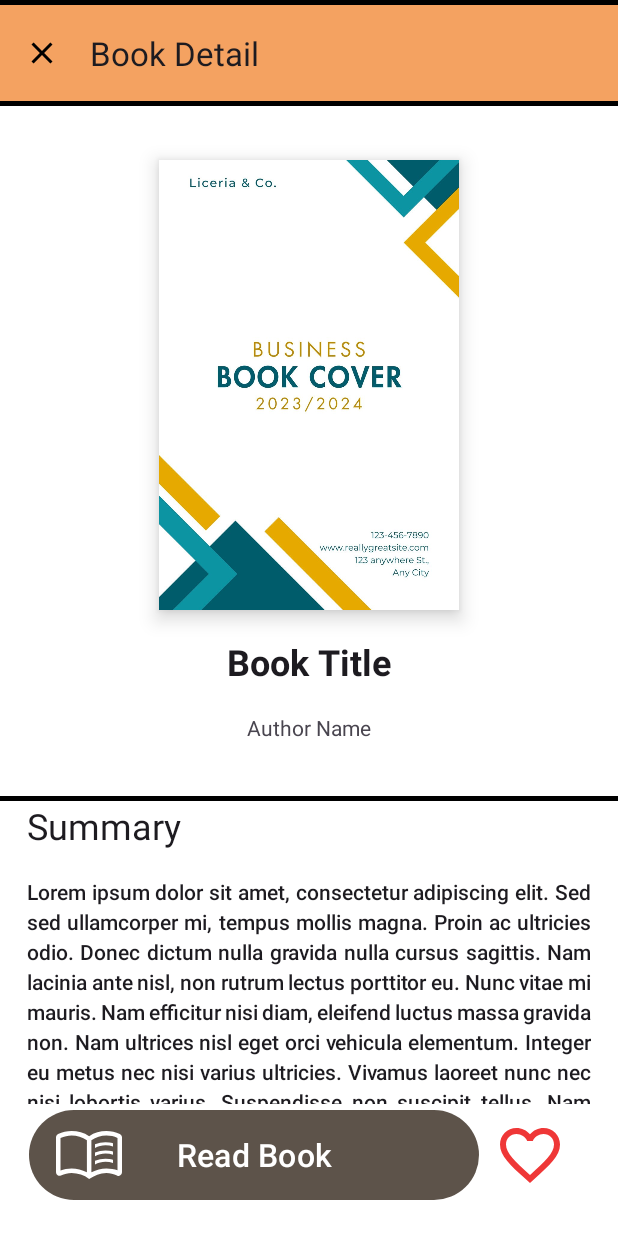
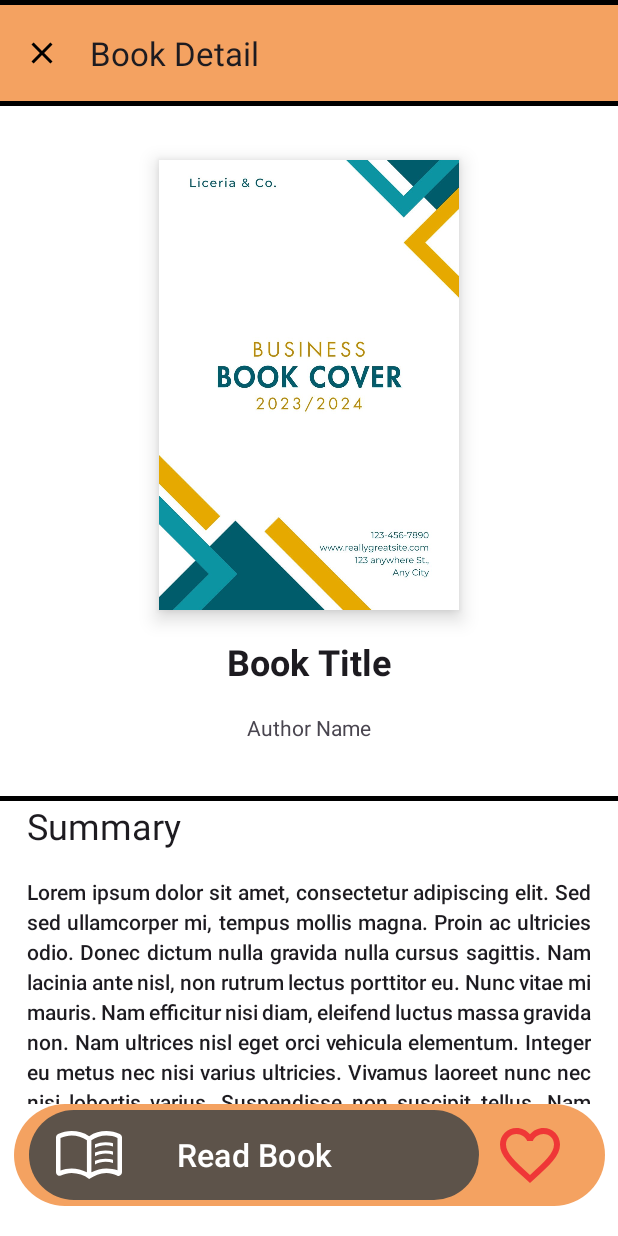
Before and after one commit to Zetelep/ReadWish, an Android app: the DetailFragment screen opened through its navigation route, on a phone screen of 412 x 824 dp. Run offline under Robolectric (Android 15) with nearby library versions, the phone set to English and light mode, and no system bars; our stand-ins replace navigation-ui; pictures from the network do not load.

Commit message:
Done connected ListMoreFragment, ReadFragment, FavoriteFragment, DetailFragment. fix the item replace issues. Added network_security_config.xml for webview

```diff
--- a/app/src/main/AndroidManifest.xml
+++ b/app/src/main/AndroidManifest.xml
@@ -10,6 +10,7 @@
         android:fullBackupContent="@xml/backup_rules"
         android:icon="@mipmap/ic_launcher"
         android:label="@string/app_name"
+        android:networkSecurityConfig="@xml/network_security_config"
         android:roundIcon="@mipmap/ic_launcher_round"
         android:supportsRtl="true"
         android:theme="@style/Theme.ReadWish"
--- a/app/src/main/java/com/zulfa/readwish/core/data/BookRepository.kt
+++ b/app/src/main/java/com/zulfa/readwish/core/data/BookRepository.kt
@@ -10,8 +10,6 @@ import com.zulfa.readwish.core.utils.AppExecutors
 import com.zulfa.readwish.core.utils.DataMapper
 import kotlinx.coroutines.Dispatchers
 import kotlinx.coroutines.flow.Flow
-import kotlinx.coroutines.flow.first
-import kotlinx.coroutines.flow.flow
 import kotlinx.coroutines.flow.flowOn
 import kotlinx.coroutines.flow.map
 import kotlinx.coroutines.flow.onStart
@@ -59,7 +57,7 @@ class BookRepository(
                 localDataSource.insertBook(bookList)
             }
             override fun shouldFetch(data: List<Book>?): Boolean = true
-                //data.isNullOrEmpty()
+//                data.isNullOrEmpty()
         }.asFlow()
 
 
--- a/app/src/main/java/com/zulfa/readwish/core/data/source/local/room/BookDao.kt
+++ b/app/src/main/java/com/zulfa/readwish/core/data/source/local/room/BookDao.kt
@@ -29,7 +29,7 @@ interface BookDao {
     @Query("SELECT * FROM book WHERE isFavorite = 1")
     fun getFavoriteBook(): Flow<List<BookEntity>>
 
-    @Insert(onConflict = OnConflictStrategy.REPLACE)
+    @Insert(onConflict = OnConflictStrategy.IGNORE)
     suspend fun insertBook(book:List<BookEntity>)
 
     @Update
--- a/app/src/main/java/com/zulfa/readwish/presentation/home/HomeViewModel.kt
+++ b/app/src/main/java/com/zulfa/readwish/presentation/home/HomeViewModel.kt
@@ -6,11 +6,14 @@ import androidx.lifecycle.asLiveData
 import com.zulfa.readwish.core.domain.usecase.BookUseCase
 import kotlinx.coroutines.ExperimentalCoroutinesApi
 import kotlinx.coroutines.flow.MutableStateFlow
+import kotlinx.coroutines.flow.StateFlow
 import kotlinx.coroutines.flow.flatMapLatest
 
 @OptIn(ExperimentalCoroutinesApi::class)
 class HomeViewModel(bookUseCase: BookUseCase) : ViewModel() {
         private val _selectedTopic = MutableStateFlow("all")
+
+        val selectedTopic: StateFlow<String> get() = _selectedTopic
 
         val defaultBooks = _selectedTopic.flatMapLatest { topic ->
             bookUseCase.getAllBookByTypes(topic, "")
--- /dev/null
+++ b/app/src/main/res/drawable/rounded_bg.xml
@@ -0,0 +1,10 @@
+<shape xmlns:android="http://schemas.android.com/apk/res/android"
+    android:shape="rectangle">
+
+    <!-- Background color -->
+    <solid android:color="@color/colorSecondary" /> <!-- You can change this color -->
+
+    <!-- Corner radius -->
+    <corners android:radius="160dp" /> <!-- Adjust the radius as needed -->
+
+</shape>
--- a/app/src/main/res/layout/fragment_detail.xml
+++ b/app/src/main/res/layout/fragment_detail.xml
@@ -144,7 +144,8 @@
         android:id="@+id/bottomBar"
         android:layout_width="wrap_content"
         android:layout_height="wrap_content"
-        android:background="@drawable/rounded_button"
+        android:background="@drawable/rounded_bg"
+        android:paddingHorizontal="10dp"
         app:layout_constraintBottom_toBottomOf="parent"
         app:layout_constraintEnd_toEndOf="parent"
         app:layout_constraintStart_toStartOf="parent">
--- a/app/src/main/res/layout/fragment_list_more.xml
+++ b/app/src/main/res/layout/fragment_list_more.xml
@@ -37,7 +37,7 @@
 
 
     <com.google.android.material.progressindicator.CircularProgressIndicator
-        android:id="@+id/oldestLoadingBar"
+        android:id="@+id/loadingBar"
         android:layout_width="wrap_content"
         android:layout_height="wrap_content"
         app:layout_constraintBottom_toBottomOf="parent"
@@ -47,6 +47,7 @@
         app:layout_constraintVertical_bias="0.004"
         app:indicatorColor="@color/colorSecondary"
         app:trackColor="@color/colorPrimary"
+        android:indeterminate="true"
         android:visibility="gone"/>
 
     <androidx.recyclerview.widget.RecyclerView
--- a/app/src/main/res/layout/fragment_read.xml
+++ b/app/src/main/res/layout/fragment_read.xml
@@ -27,7 +27,7 @@
         android:id="@+id/bookWebView"
         android:layout_width="0dp"
         android:layout_height="0dp"
-        android:layout_margin="18dp"
+        android:layout_margin="8dp"
         app:layout_constraintTop_toBottomOf="@id/appBarLayout"
         app:layout_constraintBottom_toBottomOf="parent"
         app:layout_constraintStart_toStartOf="parent"
--- a/app/src/main/res/navigation/mobile_navigation.xml
+++ b/app/src/main/res/navigation/mobile_navigation.xml
@@ -13,6 +13,9 @@
         <action
             android:id="@+id/action_homeFragment_to_detailFragment"
             app:destination="@id/detailFragment" />
+        <action
+            android:id="@+id/action_homeFragment_to_listMoreFragment"
+            app:destination="@id/listMoreFragment" />
     </fragment>
 
     <fragment
@@ -25,7 +28,11 @@
         android:id="@+id/navigation_favorite"
         android:name="com.zulfa.readwish.presentation.favorite.FavoriteFragment"
         android:label="@string/title_favorite"
-        tools:layout="@layout/fragment_favorite" />
+        tools:layout="@layout/fragment_favorite" >
+        <action
+            android:id="@+id/action_favoriteFragment_to_detailFragment"
+            app:destination="@id/detailFragment" />
+    </fragment>
 
     <fragment
         android:id="@+id/navigation_notifications"
@@ -38,6 +45,36 @@
         android:name="com.zulfa.readwish.presentation.detail.DetailFragment"
         android:label="Book Detail"
         tools:layout="@layout/fragment_detail" >
+        <action
+            android:id="@+id/action_detailFragment_to_readFragment"
+            app:destination="@id/readFragment" />
+    </fragment>
+
+    <fragment
+        android:id="@+id/listMoreFragment"
+        android:name="com.zulfa.readwish.presentation.list.ListMoreFragment"
+        android:label="List Book"
+        tools:layout="@layout/fragment_list_more">
+        <argument
+            android:name="topic"
+            app:argType="string" />
+        <argument
+            android:name="sort"
+            app:argType="string" />
+        <action
+            android:id="@+id/action_listMoreFragment_to_detailFragment"
+            app:destination="@id/detailFragment" />
+    </fragment>
+
+    <fragment
+        android:id="@+id/readFragment"
+        android:name="com.zulfa.readwish.presentation.read.ReadFragment"
+        android:label="Read Page"
+        tools:layout="@layout/fragment_read">
+        <argument
+            android:name="sort"
+            app:argType="string" />
+
     </fragment>
 
 
--- /dev/null
+++ b/app/src/main/res/xml/network_security_config.xml
@@ -0,0 +1,6 @@
+<?xml version="1.0" encoding="utf-8"?>
+<network-security-config>
+    <domain-config cleartextTrafficPermitted="true">
+        <domain includeSubdomains="true">gutenberg.org</domain>
+    </domain-config>
+</network-security-config>
```
Also changed, not shown: app/src/main/java/com/zulfa/readwish/presentation/detail/DetailFragment.kt (+6 -3 lines), app/src/main/java/com/zulfa/readwish/presentation/favorite/FavoriteFragment.kt (+32 -4 lines), app/src/main/java/com/zulfa/readwish/presentation/home/HomeFragment.kt (+30 -0 lines), app/src/main/java/com/zulfa/readwish/presentation/list/ListMoreFragment.kt (+62 -38 lines), app/src/main/java/com/zulfa/readwish/presentation/read/ReadFragment.kt (+41 -36 lines).
